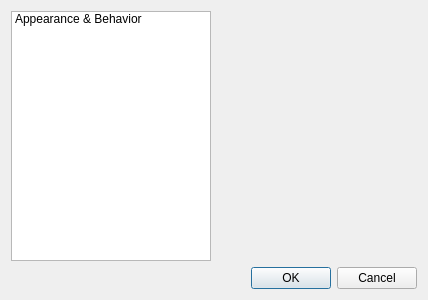
Before: the Qt Designer form sore-crow/res/designer/preferences/preferences.ui in DatDarkAlpaca/sore-crow, drawn with Qt 5.
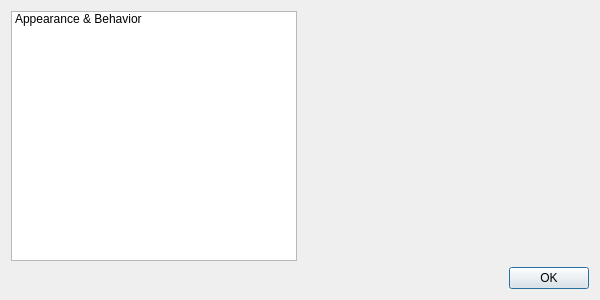
After: the same form once the commit is applied. Custom widgets are drawn as their Qt base class.

Diff of the .ui file:
```diff
--- a/sore-crow/res/designer/preferences/preferences.ui
+++ b/sore-crow/res/designer/preferences/preferences.ui
@@ -6,10 +6,16 @@
    <rect>
     <x>0</x>
     <y>0</y>
-    <width>426</width>
+    <width>600</width>
     <height>300</height>
    </rect>
   </property>
+  <property name="minimumSize">
+   <size>
+    <width>600</width>
+    <height>0</height>
+   </size>
+  </property>
   <property name="windowTitle">
    <string>Preferences</string>
   </property>
@@ -65,7 +71,7 @@
       <enum>Qt::Horizontal</enum>
      </property>
      <property name="standardButtons">
-      <set>QDialogButtonBox::Cancel|QDialogButtonBox::Ok</set>
+      <set>QDialogButtonBox::Ok</set>
      </property>
     </widget>
    </item>
```
